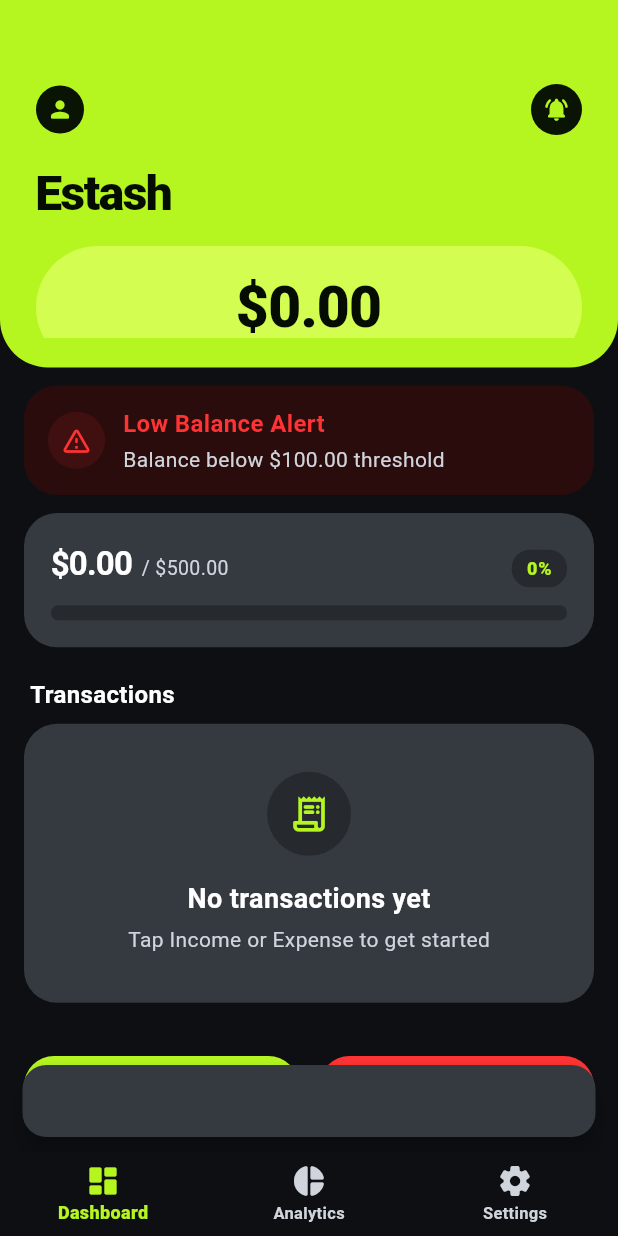
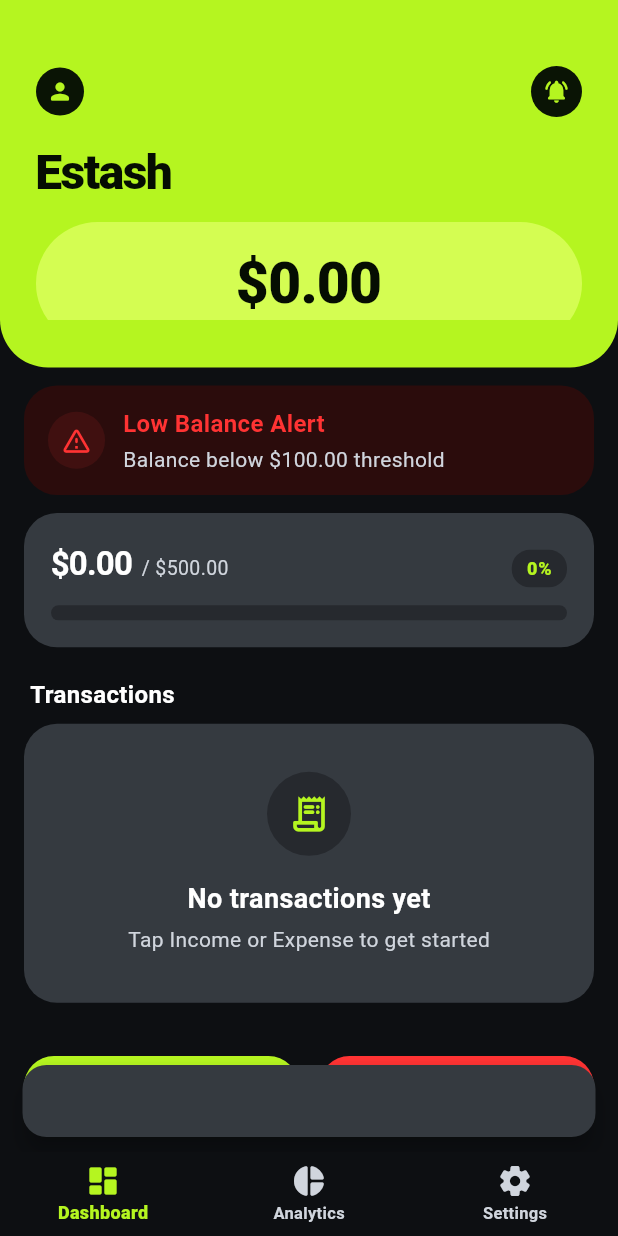
Before and after one commit to Knecrow/Estash, a Flutter app: the screen it shows after launch, after a tap on the "notifications none" icon, on a phone screen of 412 x 824 dp. Run offline on Flutter 3.47's test engine with Material 3 defaults, Android fonts, the phone set to English and light mode, and no system bars; our stand-ins replace fl_chart, flutter_local_notifications, hive, hive_flutter, shared_preferences, timezone; missing offline and left inert: home_widget; accounts and stored records are empty.

Commit message:
Adjust SliverOneUIHeader padding to prevent total balance card pill from cutting off

```diff
--- a/lib/features/dashboard/widgets/sliver_one_ui_header.dart
+++ b/lib/features/dashboard/widgets/sliver_one_ui_header.dart
@@ -83,7 +83,8 @@ class SliverOneUIHeader extends StatelessWidget {
               bottomRight: Radius.circular(32),
             ),
           ),
-          padding: const EdgeInsets.only(left: 24.0, right: 24.0, top: 56.0, bottom: 20.0),
+          // Shifted padding upward to prevent bottom of the balance pill from getting cut off during app bar collapse
+          padding: const EdgeInsets.only(left: 24.0, right: 24.0, top: 44.0, bottom: 32.0),
           child: SingleChildScrollView(
             physics: const NeverScrollableScrollPhysics(),
             child: Column(
@@ -123,7 +124,7 @@ class SliverOneUIHeader extends StatelessWidget {
                     ),
                   ],
                 ),
-                const SizedBox(height: 16),
+                const SizedBox(height: 14),
                 // Title
                 Text(
                   'Estash',
@@ -134,7 +135,7 @@ class SliverOneUIHeader extends StatelessWidget {
                     letterSpacing: -1.0,
                   ),
                 ),
-                const SizedBox(height: 12),
+                const SizedBox(height: 10),
                 // Fully pill-like balance card container
                 AnimatedContainer(
                   duration: const Duration(milliseconds: 400),
```
